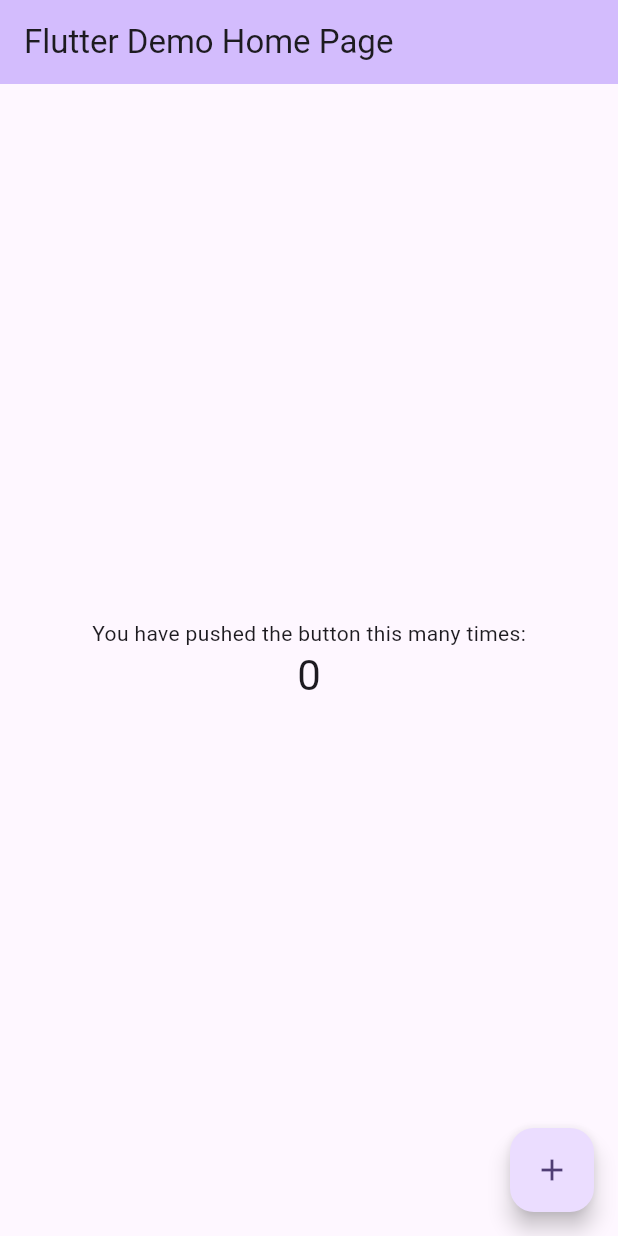
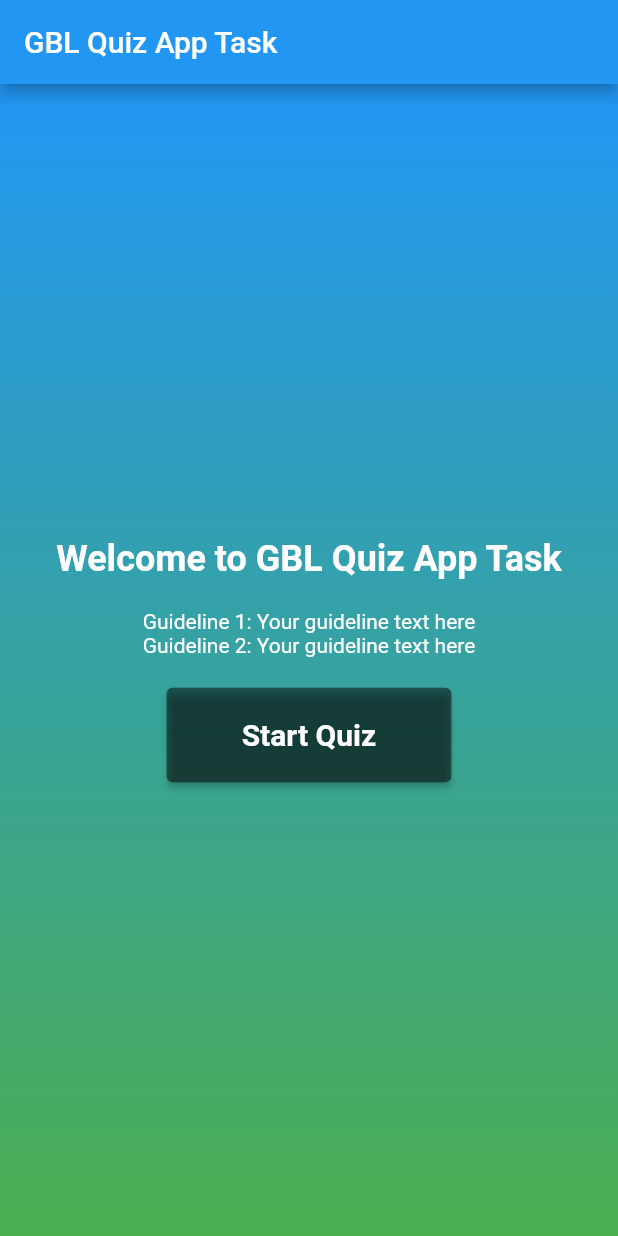
Before and after one commit to Navid-Rahman/gbl_rc_task_quiz, a Flutter app: the screen it shows after launch, on a phone screen of 412 x 824 dp. Run offline on Flutter 3.47's test engine with Material 2 defaults, Android fonts, the phone set to English and light mode, and no system bars.

Commit message:
UI layout's added

```diff
--- a/lib/main.dart
+++ b/lib/main.dart
@@ -1,4 +1,6 @@
 import 'package:flutter/material.dart';
+import 'package:quiz_task/presentation/home_page.dart';
+import 'package:quiz_task/routes.dart';
 
 void main() {
   runApp(const MyApp());
@@ -7,119 +9,12 @@ void main() {
 class MyApp extends StatelessWidget {
   const MyApp({super.key});
 
-  // This widget is the root of your application.
   @override
   Widget build(BuildContext context) {
     return MaterialApp(
-      title: 'Flutter Demo',
-      theme: ThemeData(
-        // This is the theme of your application.
-        //
-        // TRY THIS: Try running your application with "flutter run". You'll see
-        // the application has a blue toolbar. Then, without quitting the app,
-        // try changing the seedColor in the colorScheme below to Colors.green
-        // and then invoke "hot reload" (save your changes or press the "hot
-        // reload" button in a Flutter-supported IDE, or press "r" if you used
-        // the command line to start the app).
-        //
-        // Notice that the counter didn't reset back to zero; the application
-        // state is not lost during the reload. To reset the state, use hot
-        // restart instead.
-        //
-        // This works for code too, not just values: Most code changes can be
-        // tested with just a hot reload.
-        colorScheme: ColorScheme.fromSeed(seedColor: Colors.deepPurple),
-        useMaterial3: true,
-      ),
-      home: const MyHomePage(title: 'Flutter Demo Home Page'),
+      title: 'GBL QUIZ APP TASK',
+      initialRoute: HomePage.routeName,
+      routes: routes,
     );
   }
 }
-
-class MyHomePage extends StatefulWidget {
-  const MyHomePage({super.key, required this.title});
-
-  // This widget is the home page of your application. It is stateful, meaning
-  // that it has a State object (defined below) that contains fields that affect
-  // how it looks.
-
-  // This class is the configuration for the state. It holds the values (in this
-  // case the title) provided by the parent (in this case the App widget) and
-  // used by the build method of the State. Fields in a Widget subclass are
-  // always marked "final".
-
-  final String title;
-
-  @override
-  State<MyHomePage> createState() => _MyHomePageState();
-}
-
-class _MyHomePageState extends State<MyHomePage> {
-  int _counter = 0;
-
-  void _incrementCounter() {
-    setState(() {
-      // This call to setState tells the Flutter framework that something has
-      // changed in this State, which causes it to rerun the build method below
-      // so that the display can reflect the updated values. If we changed
-      // _counter without calling setState(), then the build method would not be
-      // called again, and so nothing would appear to happen.
-      _counter++;
-    });
-  }
-
-  @override
-  Widget build(BuildContext context) {
-    // This method is rerun every time setState is called, for instance as done
-    // by the _incrementCounter method above.
-    //
-    // The Flutter framework has been optimized to make rerunning build methods
-    // fast, so that you can just rebuild anything that needs updating rather
-    // than having to individually change instances of widgets.
-    return Scaffold(
-      appBar: AppBar(
-        // TRY THIS: Try changing the color here to a specific color (to
-        // Colors.amber, perhaps?) and trigger a hot reload to see the AppBar
-        // change color while the other colors stay the same.
-        backgroundColor: Theme.of(context).colorScheme.inversePrimary,
-        // Here we take the value from the MyHomePage object that was created by
-        // the App.build method, and use it to set our appbar title.
-        title: Text(widget.title),
-      ),
-      body: Center(
-        // Center is a layout widget. It takes a single child and positions it
-        // in the middle of the parent.
-        child: Column(
-          // Column is also a layout widget. It takes a list of children and
-          // arranges them vertically. By default, it sizes itself to fit its
-          // children horizontally, and tries to be as tall as its parent.
-          //
-          // Column has various properties to control how it sizes itself and
-          // how it positions its children. Here we use mainAxisAlignment to
-          // center the children vertically; the main axis here is the vertical
-          // axis because Columns are vertical (the cross axis would be
-          // horizontal).
-          //
-          // TRY THIS: Invoke "debug painting" (choose the "Toggle Debug Paint"
-          // action in the IDE, or press "p" in the console), to see the
-          // wireframe for each widget.
-          mainAxisAlignment: MainAxisAlignment.center,
-          children: <Widget>[
-            const Text(
-              'You have pushed the button this many times:',
-            ),
-            Text(
-              '$_counter',
-              style: Theme.of(context).textTheme.headlineMedium,
-            ),
-          ],
-        ),
-      ),
-      floatingActionButton: FloatingActionButton(
-        onPressed: _incrementCounter,
-        tooltip: 'Increment',
-        child: const Icon(Icons.add),
-      ), // This trailing comma makes auto-formatting nicer for build methods.
-    );
-  }
-}
--- /dev/null
+++ b/lib/presentation/home_page.dart
@@ -0,0 +1,76 @@
+import 'package:flutter/material.dart';
+
+class HomePage extends StatelessWidget {
+  const HomePage({Key? key}) : super(key: key);
+
+  static const routeName = '/home_page';
+
+  @override
+  Widget build(BuildContext context) {
+    return Scaffold(
+      appBar: AppBar(
+        title: const Text('GBL Quiz App Task'),
+        backgroundColor: Colors.blue,
+      ),
+      body: Container(
+        decoration: const BoxDecoration(
+          gradient: LinearGradient(
+            colors: [Colors.blue, Colors.green], // Set your gradient colors
+            begin: Alignment.topCenter,
+            end: Alignment.bottomCenter,
+          ),
+        ),
+        child: Column(
+          mainAxisAlignment: MainAxisAlignment.center,
+          children: [
+            const Center(
+              child: Text(
+                'Welcome to GBL Quiz App Task',
+                style: TextStyle(
+                  fontSize: 24,
+                  fontWeight: FontWeight.bold,
+                  color: Colors.white,
+                ),
+              ),
+            ),
+
+            const SizedBox(height: 20),
+            // Set of guidelines or additional widgets
+            const Text(
+              'Guideline 1: Your guideline text here',
+              style: TextStyle(color: Colors.white),
+            ),
+            const Text(
+              'Guideline 2: Your guideline text here',
+              style: TextStyle(color: Colors.white),
+            ),
+            // Add more guidelines or widgets as needed
+
+            const SizedBox(height: 20),
+            ElevatedButton(
+              style: ElevatedButton.styleFrom(
+                foregroundColor: Colors.white,
+                backgroundColor: const Color.fromRGBO(
+                  0,
+                  0,
+                  0,
+                  0.5,
+                ),
+                padding:
+                    const EdgeInsets.symmetric(horizontal: 50, vertical: 20),
+                textStyle: const TextStyle(
+                  fontSize: 20,
+                  fontWeight: FontWeight.bold,
+                ),
+              ),
+              onPressed: () {
+                Navigator.pushNamed(context, '/quiz_page');
+              },
+              child: const Text('Start Quiz'),
+            ),
+          ],
+        ),
+      ),
+    );
+  }
+}
--- /dev/null
+++ b/lib/presentation/quiz_page.dart
@@ -0,0 +1,31 @@
+import 'package:flutter/material.dart';
+
+class QuizPage extends StatefulWidget {
+  const QuizPage({super.key});
+
+  static const routeName = '/quiz_page';
+
+  @override
+  State<QuizPage> createState() => _QuizPageState();
+}
+
+class _QuizPageState extends State<QuizPage> {
+  @override
+  Widget build(BuildContext context) {
+    return Scaffold(
+      appBar: AppBar(
+        title: const Text('Quiz Page'),
+        backgroundColor: Colors.blue,
+      ),
+      body: Container(
+        decoration: const BoxDecoration(
+          gradient: LinearGradient(
+            colors: [Colors.blue, Colors.green], // Set your gradient colors
+            begin: Alignment.topCenter,
+            end: Alignment.bottomCenter,
+          ),
+        ),
+      ),
+    );
+  }
+}
--- /dev/null
+++ b/lib/routes.dart
@@ -0,0 +1,8 @@
+import 'package:flutter/cupertino.dart';
+import 'package:quiz_task/presentation/home_page.dart';
+import 'package:quiz_task/presentation/quiz_page.dart';
+
+Map<String, Widget Function(BuildContext)> routes = {
+  HomePage.routeName: (context) => const HomePage(),
+  QuizPage.routeName: (context) => const QuizPage(),
+};
```
